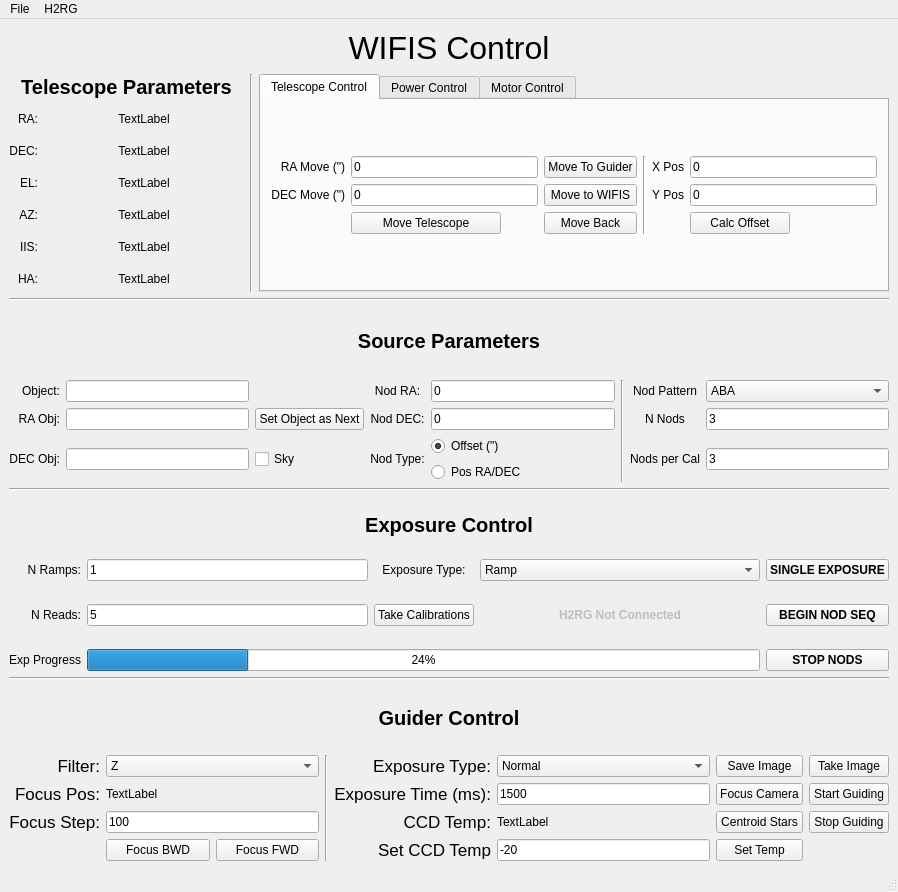
Above: WIFIS.ui from WIFIS-Team/controlcode-new before the change. Below: the same form after it.
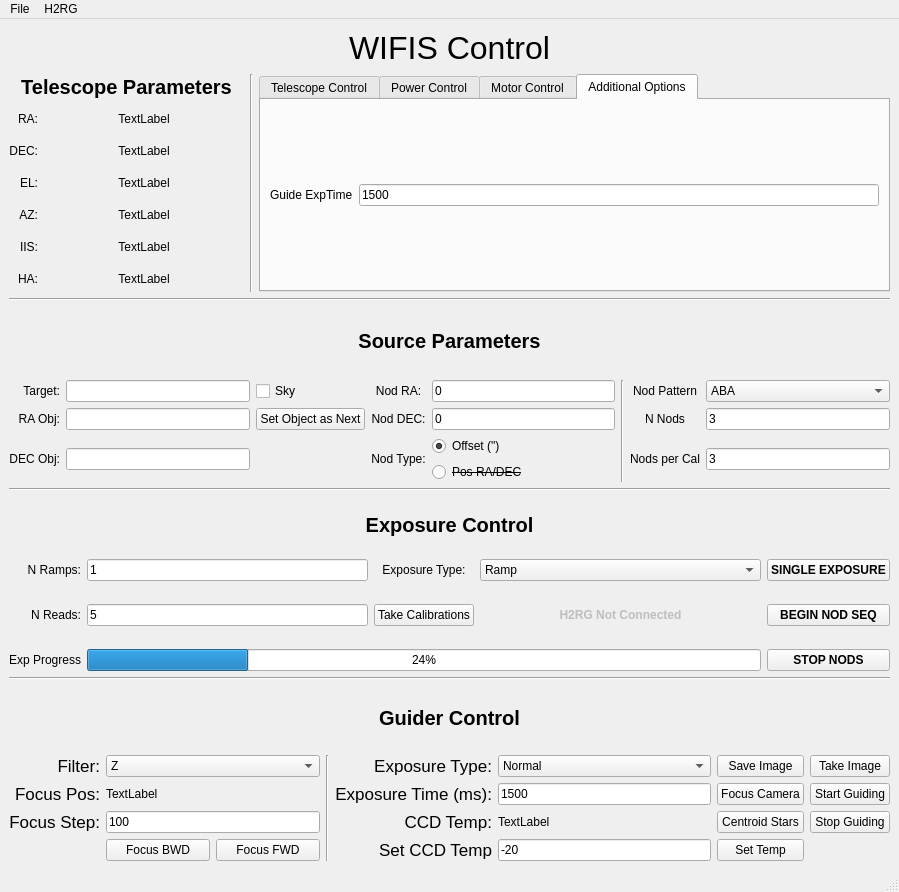
That is the form after the change.

```diff
--- a/WIFIS.ui
+++ b/WIFIS.ui
@@ -6,7 +6,7 @@
    <rect>
     <x>0</x>
     <y>0</y>
-    <width>898</width>
+    <width>899</width>
     <height>892</height>
    </rect>
   </property>
@@ -299,7 +299,7 @@
            </sizepolicy>
           </property>
           <property name="currentIndex">
-           <number>0</number>
+           <number>3</number>
           </property>
           <widget class="QWidget" name="tab">
            <attribute name="title">
@@ -383,13 +383,6 @@
                 </property>
                </widget>
               </item>
-              <item row="0" column="3" rowspan="3">
-               <widget class="Line" name="line_8">
-                <property name="orientation">
-                 <enum>Qt::Vertical</enum>
-                </property>
-               </widget>
-              </item>
               <item row="2" column="5">
                <widget class="QPushButton" name="CalOffsetButton">
                 <property name="sizePolicy">
@@ -469,6 +462,20 @@
                 </property>
                </widget>
               </item>
+              <item row="3" column="2">
+               <widget class="QPushButton" name="CenteringCheck">
+                <property name="text">
+                 <string>Centering Check</string>
+                </property>
+               </widget>
+              </item>
+              <item row="0" column="3" rowspan="4">
+               <widget class="Line" name="line_8">
+                <property name="orientation">
+                 <enum>Qt::Vertical</enum>
+                </property>
+               </widget>
+              </item>
              </layout>
             </item>
            </layout>
@@ -1092,6 +1099,31 @@
             </item>
            </layout>
           </widget>
+          <widget class="QWidget" name="tab_4">
+           <attribute name="title">
+            <string>Additional Options</string>
+           </attribute>
+           <layout class="QGridLayout" name="gridLayout_14">
+            <item row="0" column="0">
+             <layout class="QGridLayout" name="gridLayout_13">
+              <item row="0" column="0">
+               <widget class="QLabel" name="label_11">
+                <property name="text">
+                 <string>Guide ExpTime</string>
+                </property>
+               </widget>
+              </item>
+              <item row="0" column="1">
+               <widget class="QLineEdit" name="GuiderExpTime">
+                <property name="text">
+                 <string>1500</string>
+                </property>
+               </widget>
+              </item>
+             </layout>
+            </item>
+           </layout>
+          </widget>
          </widget>
         </item>
        </layout>
@@ -1605,7 +1637,7 @@
         <item row="1" column="0">
          <widget class="QLabel" name="label_14">
           <property name="text">
-           <string>Object:</string>
+           <string>Target:</string>
           </property>
           <property name="alignment">
            <set>Qt::AlignRight|Qt::AlignTrailing|Qt::AlignVCenter</set>
@@ -1660,9 +1692,20 @@
           </item>
           <item>
            <widget class="QRadioButton" name="RADECNod">
+            <property name="font">
+             <font>
+              <strikeout>true</strikeout>
+             </font>
+            </property>
+            <property name="contextMenuPolicy">
+             <enum>Qt::DefaultContextMenu</enum>
+            </property>
             <property name="text">
              <string>Pos RA/DEC</string>
             </property>
+            <property name="checked">
+             <bool>false</bool>
+            </property>
            </widget>
           </item>
          </layout>
@@ -1687,19 +1730,6 @@
           </property>
          </widget>
         </item>
-        <item row="3" column="2">
-         <widget class="QCheckBox" name="SkyCheckBox">
-          <property name="sizePolicy">
-           <sizepolicy hsizetype="Minimum" vsizetype="Fixed">
-            <horstretch>0</horstretch>
-            <verstretch>0</verstretch>
-           </sizepolicy>
-          </property>
-          <property name="text">
-           <string>Sky</string>
-          </property>
-         </widget>
-        </item>
         <item row="1" column="1">
          <widget class="QLineEdit" name="ObjText"/>
         </item>
@@ -1737,6 +1767,19 @@
           </property>
          </widget>
         </item>
+        <item row="1" column="2">
+         <widget class="QCheckBox" name="SkyCheckBox">
+          <property name="sizePolicy">
+           <sizepolicy hsizetype="Minimum" vsizetype="Fixed">
+            <horstretch>0</horstretch>
+            <verstretch>0</verstretch>
+           </sizepolicy>
+          </property>
+          <property name="text">
+           <string>Sky</string>
+          </property>
+         </widget>
+        </item>
        </layout>
       </item>
       <item row="4" column="0">
@@ -1970,7 +2013,7 @@
     <rect>
      <x>0</x>
      <y>0</y>
-     <width>898</width>
+     <width>899</width>
      <height>22</height>
     </rect>
    </property>
```
Left out of the diff: 34 changed lines with no effect on the pictures.
